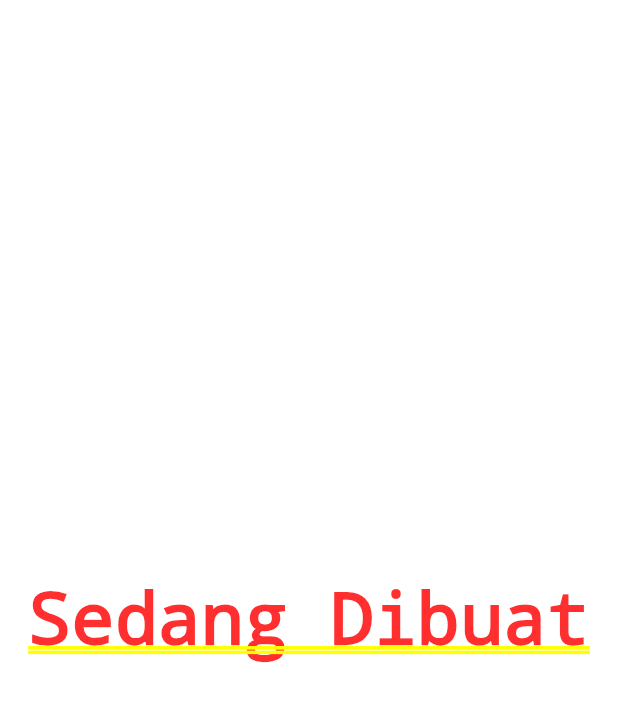
After one commit to maullana19/toko_kita, a Flutter app: the LoginUserPage screen opened directly, after a tap on "Daftar", on a phone screen of 412 x 824 dp. The commit adds this screen. Shown: the top 702 px of the screen. Run offline on Flutter 3.47's test engine with Material 2 defaults, Android fonts, the phone set to English and light mode, and no system bars; our stand-ins replace flutter_easyloading, shared_preferences; missing offline and left inert: dart:js_util; accounts and stored records are empty; network calls fail.

Commit message:
Adding Some Modif

```diff
--- /dev/null
+++ b/lib/frontend/ui/daftar_user.dart
@@ -0,0 +1,14 @@
+import 'package:flutter/material.dart';
+
+class registrasiUser extends StatelessWidget {
+  const registrasiUser({Key? key}) : super(key: key);
+
+  @override
+  Widget build(BuildContext context) {
+    return Center(
+      child: Container(
+        child: Text('Sedang Dibuat'),
+      ),
+    );
+  }
+}
--- a/lib/frontend/ui/login_user.dart
+++ b/lib/frontend/ui/login_user.dart
@@ -1,8 +1,11 @@
 import 'package:flutter/material.dart';
+import 'package:toko_kita/frontend/ui/daftar_user.dart';
 
 class LoginUserPage extends StatelessWidget {
   final _emailUserTextboxController = TextEditingController();
   final _passwordUserTextboxController = TextEditingController();
+
+  BuildContext? get context => null;
 
   @override
   Widget build(BuildContext context) {
@@ -63,6 +66,20 @@ class LoginUserPage extends StatelessWidget {
                           child: Text('Login'),
                           onPressed: () {},
                         ),
+                        SizedBox(
+                          height: 20.0,
+                        ),
+                        RaisedButton(
+                          child: Text('Daftar'),
+                          onPressed: () {
+                            Navigator.push(
+                              context,
+                              MaterialPageRoute(
+                                builder: (context) => registrasiUser(),
+                              ),
+                            );
+                          },
+                        ),
                       ],
                     ),
                   ),
--- a/lib/helpers/api.dart
+++ b/lib/helpers/api.dart
@@ -39,7 +39,10 @@ class Api {
     var token = await UserInfo().getToken();
     var responseJson;
     try {
-      final response = await http.delete(url,
+      final response = await http.delete(
+          Uri.parse(
+            url,
+          ),
           headers: {HttpHeaders.authorizationHeader: "Bearer $token"});
       responseJson = _returnResponse(response);
     } on SocketException {
--- a/lib/helpers/api_url.dart
+++ b/lib/helpers/api_url.dart
@@ -3,14 +3,14 @@ class ApiUrl {
   static const String registrasi = baseUrl + '/registrasi';
   static const String login = baseUrl + '/login';
   static const String listProduk = baseUrl + '/produk';
-  static const String createProduk = baseUrl + '/produk';
   static const dataMember = baseUrl + '/user';
+  static const String addProduk = baseUrl + '/produk';
 
   static String updateProduk(int id) {
     return baseUrl + '/produk/' + id.toString() + '/update';
   }
 
-  static String deleteProduk(String id) {
+  static String deleteProduk(int id) {
     return baseUrl + '/produk/' + id.toString() + '/delete';
   }
 
--- a/lib/main.dart
+++ b/lib/main.dart
@@ -1,12 +1,9 @@
 import 'package:flutter/material.dart';
-import 'dart:convert';
 import 'package:toko_kita/helpers/user_info.dart';
 import 'package:toko_kita/ui/login_page.dart';
 import 'package:toko_kita/ui/produk_page.dart';
-import 'package:toko_kita/ui/profile_page.dart';
+import 'package:toko_kita/frontend/homescreen.dart';
 import 'package:flutter_easyloading/flutter_easyloading.dart';
-import './frontend/ui/login_user.dart';
-import 'package:http/http.dart' as http;
 
 void main() {
   runApp(const MyApp());
--- a/lib/models/produk.dart
+++ b/lib/models/produk.dart
@@ -2,12 +2,11 @@ import 'package:flutter/material.dart';
 import 'package:toko_kita/models/registrasi.dart';
 
 class Produk {
-  int id;
+  int? id;
   String? kodeProduk;
   String? namaProduk;
   int? hargaProduk;
-  Produk(
-      {required this.id, this.kodeProduk, this.namaProduk, this.hargaProduk});
+  Produk({this.id, this.kodeProduk, this.namaProduk, this.hargaProduk});
   factory Produk.fromJson(Map<String, dynamic> obj) {
     return Produk(
         id: obj['id'],
```
Also changed, not shown: lib/blocs/produk_bloc.dart (+12 -13 lines), lib/frontend/homescreen.dart (+23 -0 lines), lib/ui/member.dart (+5 -5 lines), lib/ui/produk_detail.dart (+46 -4 lines), lib/ui/produk_form.dart (+15 -22 lines), lib/ui/produk_page.dart (+6 -6 lines).
